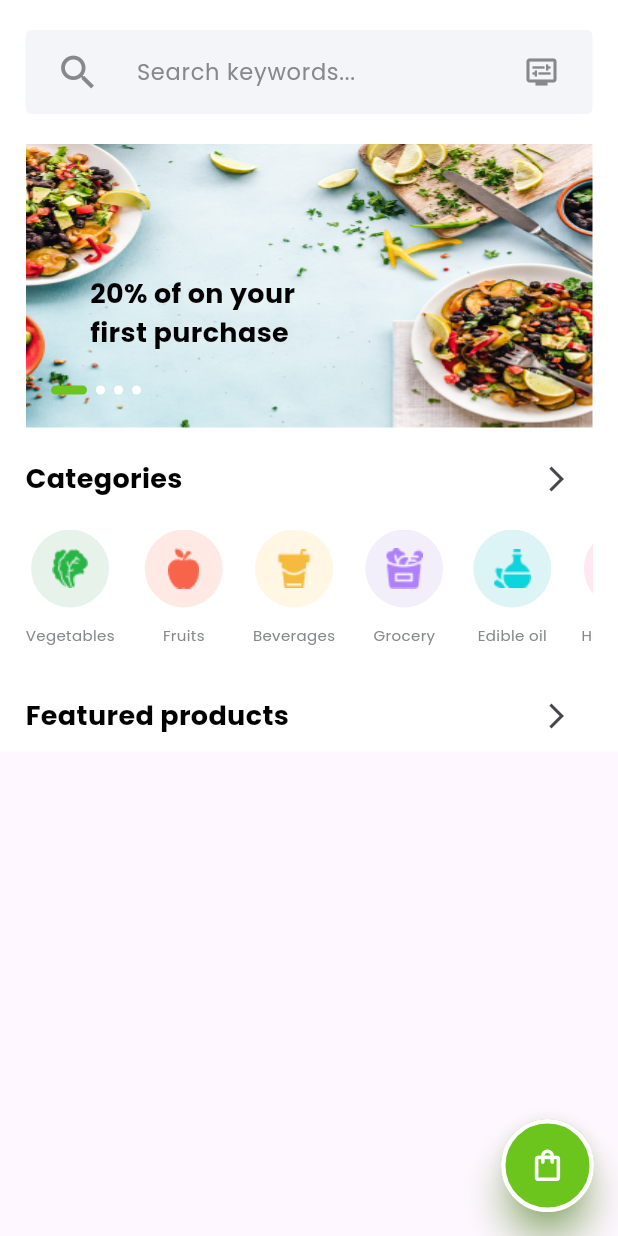
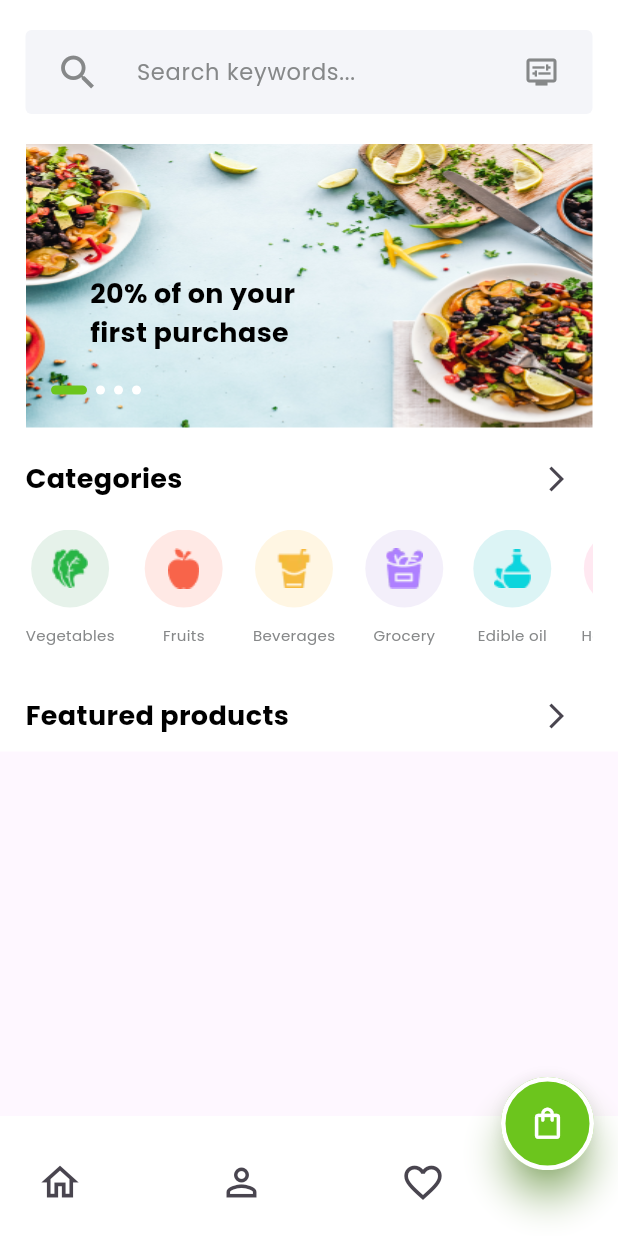
Before and after one commit to Alireza-Seif/Grocery-App, a Flutter app: the HomPage screen opened directly, on a phone screen of 412 x 824 dp. Run offline on Flutter 3.47's test engine with Material 3 defaults, Android fonts, the phone set to English and light mode, and no system bars; drawn by our look-alikes of carousel_slider; our stand-ins replace flutter_svg, get, smooth_page_indicator.

Commit message:
feat: start adding BNB widget

```diff
--- a/lib/screens/home/home_page.dart
+++ b/lib/screens/home/home_page.dart
@@ -1,7 +1,7 @@
 import 'package:flutter/material.dart';
-import 'package:get/get.dart';
-import 'package:grocery/constants/themes/colors/app_colors.dart';
-import 'package:grocery/widgets/btn_nav_bar/floating_action_button.dart';
+
+import 'package:grocery/widgets/btn_nav_bar/my_fab.dart';
+import 'package:grocery/widgets/btn_nav_bar/my_bnb.dart';
 
 import 'package:grocery/widgets/home_widgets/promo_slider.dart';
 
@@ -77,7 +77,9 @@ class _HomPageState extends State<HomPage> {
           ),
         ),
       ),
-      floatingActionButton: MyFloattingActionBtton(),
+      floatingActionButton: const MyFAB(),
+      floatingActionButtonLocation: FloatingActionButtonLocation.endDocked,
+      bottomNavigationBar: MyBNB(),
     );
   }
 }
--- /dev/null
+++ b/lib/widgets/btn_nav_bar/my_bnb.dart
@@ -0,0 +1,47 @@
+import 'package:flutter/material.dart';
+
+class MyBNB extends StatelessWidget {
+  const MyBNB({
+    super.key,
+  });
+
+  @override
+  Widget build(BuildContext context) {
+    return BottomAppBar(
+      color: Colors.white,
+      child: Row(
+        crossAxisAlignment: CrossAxisAlignment.end,
+        mainAxisAlignment: MainAxisAlignment.start,
+        children: [
+          IconButton(
+            onPressed: () {},
+            icon: const Icon(
+              Icons.home_outlined,
+              size: 30,
+            ),
+          ),
+          const SizedBox(
+            width: 73,
+          ),
+          IconButton(
+            onPressed: () {},
+            icon: const Icon(
+              Icons.person_outline,
+              size: 30,
+            ),
+          ),
+          const SizedBox(
+            width: 73,
+          ),
+          IconButton(
+            onPressed: () {},
+            icon: const Icon(
+              Icons.favorite_outline,
+              size: 30,
+            ),
+          ),
+        ],
+      ),
+    );
+  }
+}
--- a/lib/widgets/btn_nav_bar/floating_action_button.dart
+++ b/lib/widgets/btn_nav_bar/my_fab.dart
@@ -1,8 +1,8 @@
 import 'package:flutter/material.dart';
 import 'package:grocery/constants/themes/colors/app_colors.dart';
 
-class MyFloattingActionBtton extends StatelessWidget {
-  const MyFloattingActionBtton({
+class MyFAB extends StatelessWidget {
+  const MyFAB({
     super.key,
   });
 
```
